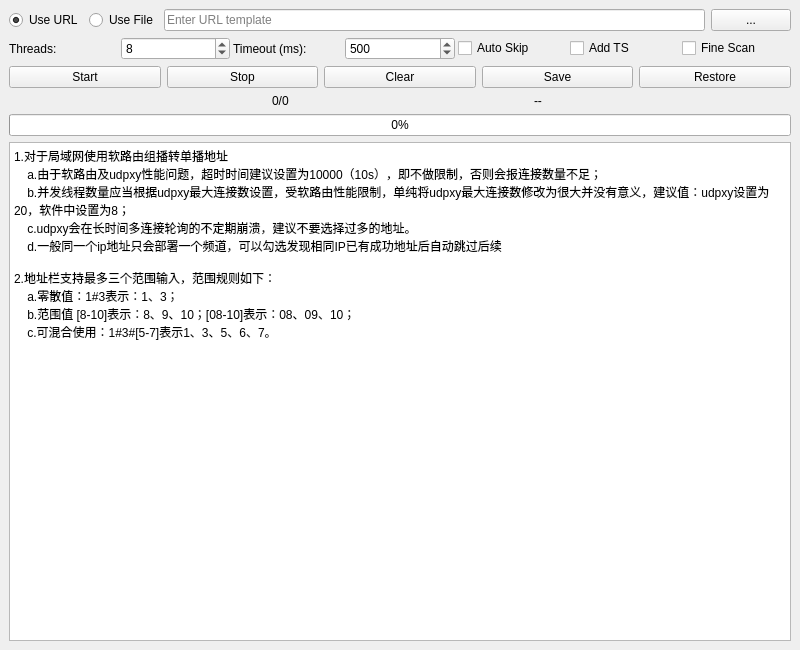
The window that IPTVScanner/src/ui/mainwindow.ui (zuozl1992/iptv_manage_scan) describes before a commit, drawn with Qt 5.
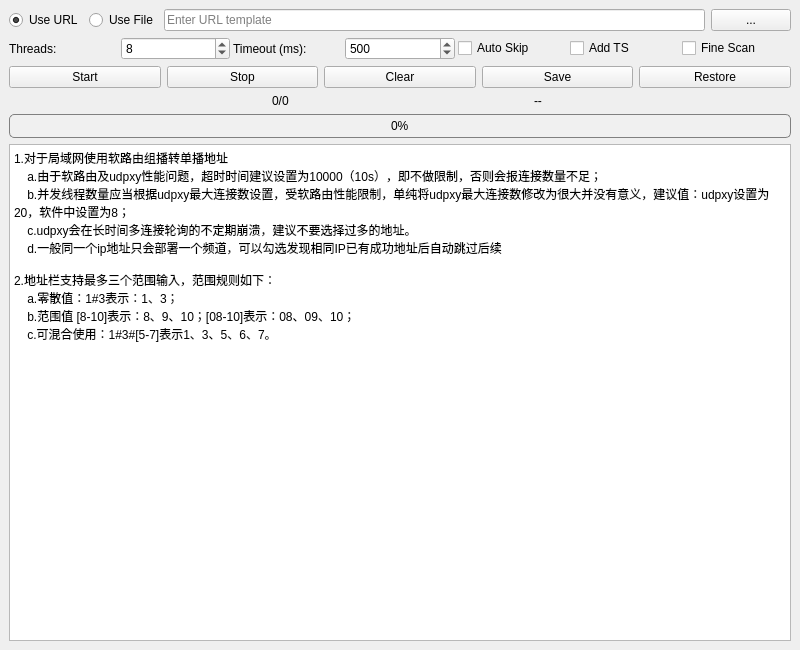
The same window after the commit.

Commit message: fix: 修复scanner中进度条显示问题

Diff of the .ui file:
```diff
--- a/IPTVScanner/src/ui/mainwindow.ui
+++ b/IPTVScanner/src/ui/mainwindow.ui
@@ -184,6 +184,9 @@
     </item>
     <item>
      <widget class="QProgressBar" name="progressBar">
+      <property name="styleSheet">
+       <string notr="true">QProgressBar { border: 1px solid grey; border-radius: 5px; text-align: center; background-color: #f0f0f0; } QProgressBar::chunk { background-color: #0078d7; width: 10px; }</string>
+      </property>
       <property name="value">
        <number>0</number>
       </property>
@@ -198,17 +201,17 @@
 hr { height: 1px; border-width: 0; }
 li.unchecked::marker { content: &quot;\2610&quot;; }
 li.checked::marker { content: &quot;\2612&quot;; }
-&lt;/style&gt;&lt;/head&gt;&lt;body style=&quot; font-family:'.AppleSystemUIFont'; font-size:13pt; font-weight:400; font-style:normal;&quot;&gt;
-&lt;p style=&quot; margin-top:0px; margin-bottom:0px; margin-left:0px; margin-right:0px; -qt-block-indent:0; text-indent:0px;&quot;&gt;&lt;span style=&quot; font-family:'Microsoft YaHei UI'; font-size:9pt;&quot;&gt;1.对于局域网使用软路由组播转单播地址&lt;/span&gt;&lt;/p&gt;
-&lt;p style=&quot; margin-top:0px; margin-bottom:0px; margin-left:0px; margin-right:0px; -qt-block-indent:0; text-indent:0px;&quot;&gt;&lt;span style=&quot; font-family:'Microsoft YaHei UI'; font-size:9pt;&quot;&gt;    a.由于软路由及udpxy性能问题，超时时间建议设置为10000（10s），即不做限制，否则会报连接数量不足；&lt;/span&gt;&lt;/p&gt;
-&lt;p style=&quot; margin-top:0px; margin-bottom:0px; margin-left:0px; margin-right:0px; -qt-block-indent:0; text-indent:0px;&quot;&gt;&lt;span style=&quot; font-family:'Microsoft YaHei UI'; font-size:9pt;&quot;&gt;    b.并发线程数量应当根据udpxy最大连接数设置，受软路由性能限制，单纯将udpxy最大连接数修改为很大并没有意义，建议值：udpxy设置为20，软件中设置为8；&lt;/span&gt;&lt;/p&gt;
-&lt;p style=&quot; margin-top:0px; margin-bottom:0px; margin-left:0px; margin-right:0px; -qt-block-indent:0; text-indent:0px;&quot;&gt;&lt;span style=&quot; font-family:'Microsoft YaHei UI'; font-size:9pt;&quot;&gt;    c.udpxy会在长时间多连接轮询的不定期崩溃，建议不要选择过多的地址。&lt;/span&gt;&lt;/p&gt;
-&lt;p style=&quot; margin-top:0px; margin-bottom:0px; margin-left:0px; margin-right:0px; -qt-block-indent:0; text-indent:0px;&quot;&gt;&lt;span style=&quot; font-family:'Microsoft YaHei UI'; font-size:9pt;&quot;&gt;    d.一般同一个ip地址只会部署一个频道，可以勾选发现相同IP已有成功地址后自动跳过后续&lt;/span&gt;&lt;/p&gt;
-&lt;p style=&quot;-qt-paragraph-type:empty; margin-top:0px; margin-bottom:0px; margin-left:0px; margin-right:0px; -qt-block-indent:0; text-indent:0px; font-family:'Microsoft YaHei UI'; font-size:9pt;&quot;&gt;&lt;br /&gt;&lt;/p&gt;
-&lt;p style=&quot; margin-top:0px; margin-bottom:0px; margin-left:0px; margin-right:0px; -qt-block-indent:0; text-indent:0px;&quot;&gt;&lt;span style=&quot; font-family:'Microsoft YaHei UI'; font-size:9pt;&quot;&gt;2.地址栏支持最多三个范围输入，范围规则如下：&lt;/span&gt;&lt;/p&gt;
-&lt;p style=&quot; margin-top:0px; margin-bottom:0px; margin-left:0px; margin-right:0px; -qt-block-indent:0; text-indent:0px;&quot;&gt;&lt;span style=&quot; font-family:'Microsoft YaHei UI'; font-size:9pt;&quot;&gt;    a.零散值：1#3表示：1、3；&lt;/span&gt;&lt;/p&gt;
-&lt;p style=&quot; margin-top:0px; margin-bottom:0px; margin-left:0px; margin-right:0px; -qt-block-indent:0; text-indent:0px;&quot;&gt;&lt;span style=&quot; font-family:'Microsoft YaHei UI'; font-size:9pt;&quot;&gt;    b.范围值 [8-10]表示：8、9、10；[08-10]表示：08、09、10；&lt;/span&gt;&lt;/p&gt;
-&lt;p style=&quot; margin-top:0px; margin-bottom:0px; margin-left:0px; margin-right:0px; -qt-block-indent:0; text-indent:0px;&quot;&gt;&lt;span style=&quot; font-family:'Microsoft YaHei UI'; font-size:9pt;&quot;&gt;    c.可混合使用：1#3#[5-7]表示1、3、5、6、7。&lt;/span&gt;&lt;/p&gt;&lt;/body&gt;&lt;/html&gt;</string>
+&lt;/style&gt;&lt;/head&gt;&lt;body style=&quot; font-family:'Microsoft YaHei UI'; font-size:9pt; font-weight:400; font-style:normal;&quot;&gt;
+&lt;p style=&quot; margin-top:0px; margin-bottom:0px; margin-left:0px; margin-right:0px; -qt-block-indent:0; text-indent:0px;&quot;&gt;1.对于局域网使用软路由组播转单播地址&lt;/p&gt;
+&lt;p style=&quot; margin-top:0px; margin-bottom:0px; margin-left:0px; margin-right:0px; -qt-block-indent:0; text-indent:0px;&quot;&gt;    a.由于软路由及udpxy性能问题，超时时间建议设置为10000（10s），即不做限制，否则会报连接数量不足；&lt;/p&gt;
+&lt;p style=&quot; margin-top:0px; margin-bottom:0px; margin-left:0px; margin-right:0px; -qt-block-indent:0; text-indent:0px;&quot;&gt;    b.并发线程数量应当根据udpxy最大连接数设置，受软路由性能限制，单纯将udpxy最大连接数修改为很大并没有意义，建议值：udpxy设置为20，软件中设置为8；&lt;/p&gt;
+&lt;p style=&quot; margin-top:0px; margin-bottom:0px; margin-left:0px; margin-right:0px; -qt-block-indent:0; text-indent:0px;&quot;&gt;    c.udpxy会在长时间多连接轮询的不定期崩溃，建议不要选择过多的地址。&lt;/p&gt;
+&lt;p style=&quot; margin-top:0px; margin-bottom:0px; margin-left:0px; margin-right:0px; -qt-block-indent:0; text-indent:0px;&quot;&gt;    d.一般同一个ip地址只会部署一个频道，可以勾选发现相同IP已有成功地址后自动跳过后续&lt;/p&gt;
+&lt;p style=&quot;-qt-paragraph-type:empty; margin-top:0px; margin-bottom:0px; margin-left:0px; margin-right:0px; -qt-block-indent:0; text-indent:0px;&quot;&gt;&lt;br /&gt;&lt;/p&gt;
+&lt;p style=&quot; margin-top:0px; margin-bottom:0px; margin-left:0px; margin-right:0px; -qt-block-indent:0; text-indent:0px;&quot;&gt;2.地址栏支持最多三个范围输入，范围规则如下：&lt;/p&gt;
+&lt;p style=&quot; margin-top:0px; margin-bottom:0px; margin-left:0px; margin-right:0px; -qt-block-indent:0; text-indent:0px;&quot;&gt;    a.零散值：1#3表示：1、3；&lt;/p&gt;
+&lt;p style=&quot; margin-top:0px; margin-bottom:0px; margin-left:0px; margin-right:0px; -qt-block-indent:0; text-indent:0px;&quot;&gt;    b.范围值 [8-10]表示：8、9、10；[08-10]表示：08、09、10；&lt;/p&gt;
+&lt;p style=&quot; margin-top:0px; margin-bottom:0px; margin-left:0px; margin-right:0px; -qt-block-indent:0; text-indent:0px;&quot;&gt;    c.可混合使用：1#3#[5-7]表示1、3、5、6、7。&lt;/p&gt;&lt;/body&gt;&lt;/html&gt;</string>
       </property>
      </widget>
     </item>
```
The commit also changes 1 other file.
